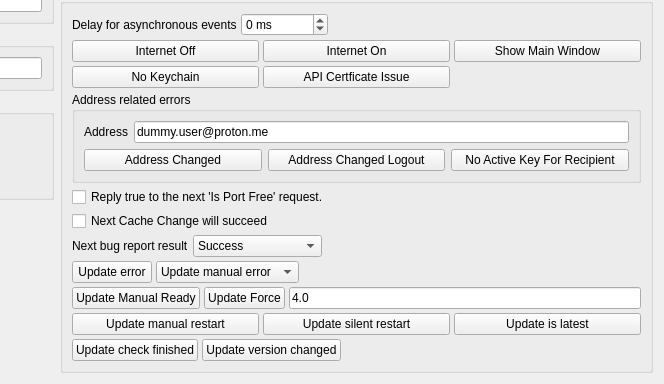
First picture: the form in internal/frontend/bridge-gui/bridge-gui-tester/Tabs/SettingsTab.ui, repository ProtonMail/proton-bridge, before the edit; both pictures show x 550 to 1214 and y 480 to 864 of the 1214 by 864 pixel window.
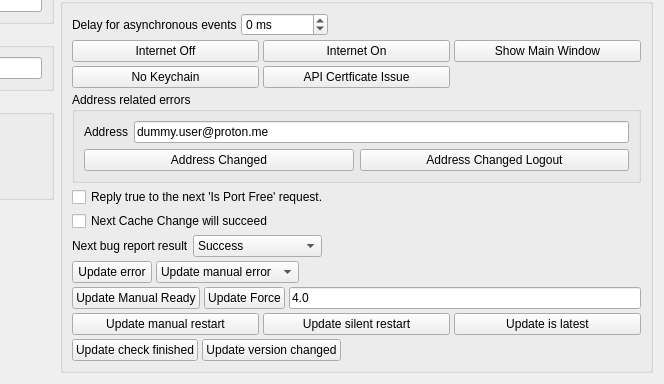
Second picture: the form after the edit.

Commit message: feat(GODT-3046): removed 'No active key for recipient.

Diff of the .ui file:
```diff
--- a/internal/frontend/bridge-gui/bridge-gui-tester/Tabs/SettingsTab.ui
+++ b/internal/frontend/bridge-gui/bridge-gui-tester/Tabs/SettingsTab.ui
@@ -898,13 +898,6 @@
                  </property>
                 </widget>
                </item>
-               <item>
-                <widget class="QPushButton" name="buttonNoActiveKeyForRecipient">
-                 <property name="text">
-                  <string>No Active Key For Recipient</string>
-                 </property>
-                </widget>
-               </item>
               </layout>
              </item>
             </layout>
```
The commit also changes 13 other files.
